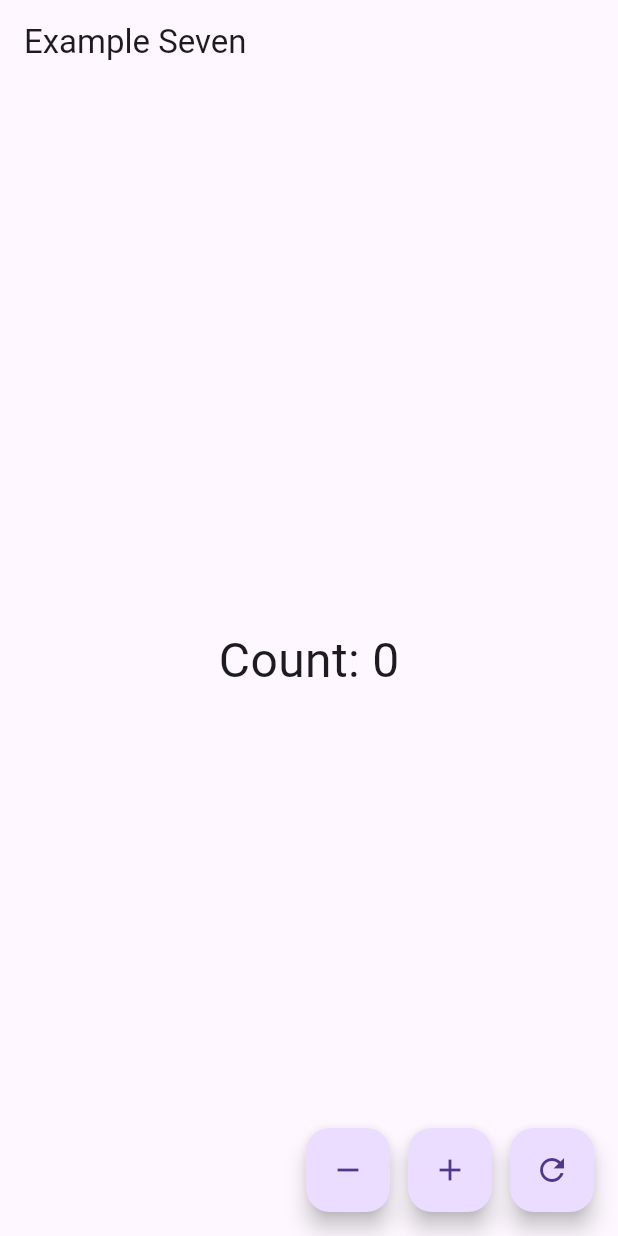
After one commit to hpetri1/riverpod_app, a Flutter app: the screen it shows after launch, on a phone screen of 412 x 824 dp. The commit adds this screen. Run offline on Flutter 3.47's test engine with Material 3 defaults, Android fonts, the phone set to English and light mode, and no system bars; our stand-ins replace flutter_riverpod.

Commit message:
Add Example Seven that uses StateNotifierProvider

```diff
--- /dev/null
+++ b/lib/examples/example_seven.dart
@@ -0,0 +1,42 @@
+import 'package:flutter/material.dart';
+import 'package:flutter_riverpod/flutter_riverpod.dart';
+import 'package:riverpod_app/utils/counter_notifier.dart';
+
+class ExampleSeven extends ConsumerWidget {
+  const ExampleSeven({super.key});
+
+  @override
+  Widget build(BuildContext context, WidgetRef ref) {
+    final count = ref.watch(counterProvider);
+    final ctrl = ref.read(counterProvider.notifier);
+
+    return Scaffold(
+      appBar: AppBar(title: Text('Example Seven')),
+      floatingActionButton: Row(
+        mainAxisAlignment: MainAxisAlignment.end,
+        children: [
+          FloatingActionButton(
+            onPressed: ctrl.decrement,
+            heroTag: 'dec',
+            child: Icon(Icons.remove),
+          ),
+          SizedBox(width: 12),
+          FloatingActionButton(
+            onPressed: ctrl.increment,
+            heroTag: 'inc',
+            child: Icon(Icons.add),
+          ),
+          SizedBox(width: 12),
+          FloatingActionButton(
+            onPressed: ctrl.reset,
+            heroTag: 'res',
+            child: Icon(Icons.refresh),
+          ),
+        ],
+      ),
+      body: Center(
+        child: Text('Count: $count', style: TextStyle(fontSize: 32)),
+      ),
+    );
+  }
+}
--- a/lib/examples/example_three.dart
+++ b/lib/examples/example_three.dart
@@ -30,7 +30,7 @@ class _ExampleThreeState extends ConsumerState<ExampleThree> {
   @override
   Widget build(BuildContext context) {
     return Scaffold(
-      appBar: AppBar(title: const Text('Text Form')),
+      appBar: AppBar(title: const Text('Example Three')),
       body: Padding(
         padding: const EdgeInsets.all(16),
         child: Column(
--- a/lib/main.dart
+++ b/lib/main.dart
@@ -1,7 +1,7 @@
 import 'package:flutter/material.dart';
 import 'package:flutter_riverpod/flutter_riverpod.dart';
-import 'package:riverpod_app/examples/example_six.dart';
+import 'package:riverpod_app/examples/example_seven.dart';
 
 void main() {
-  runApp(ProviderScope(child: MaterialApp(home: const ExampleSix())));
+  runApp(ProviderScope(child: MaterialApp(home: const ExampleSeven())));
 }
--- /dev/null
+++ b/lib/utils/counter_notifier.dart
@@ -0,0 +1,13 @@
+import 'package:flutter_riverpod/legacy.dart';
+
+final counterProvider = StateNotifierProvider<CounterNotifier, int>((_) {
+  return CounterNotifier(0);
+});
+
+class CounterNotifier extends StateNotifier<int> {
+  CounterNotifier(super.state);
+
+  void increment() => state++;
+  void decrement() => state--;
+  void reset() => state = 0;
+}
```
